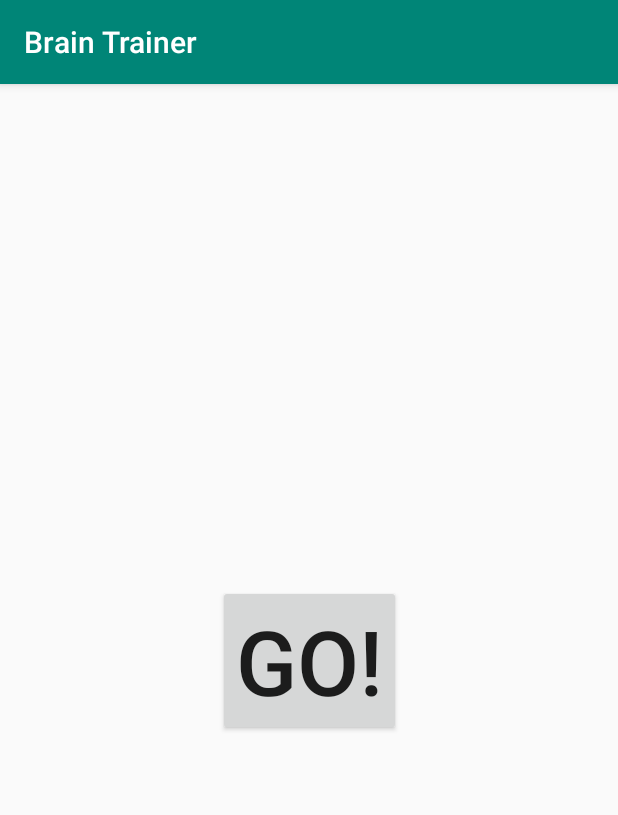
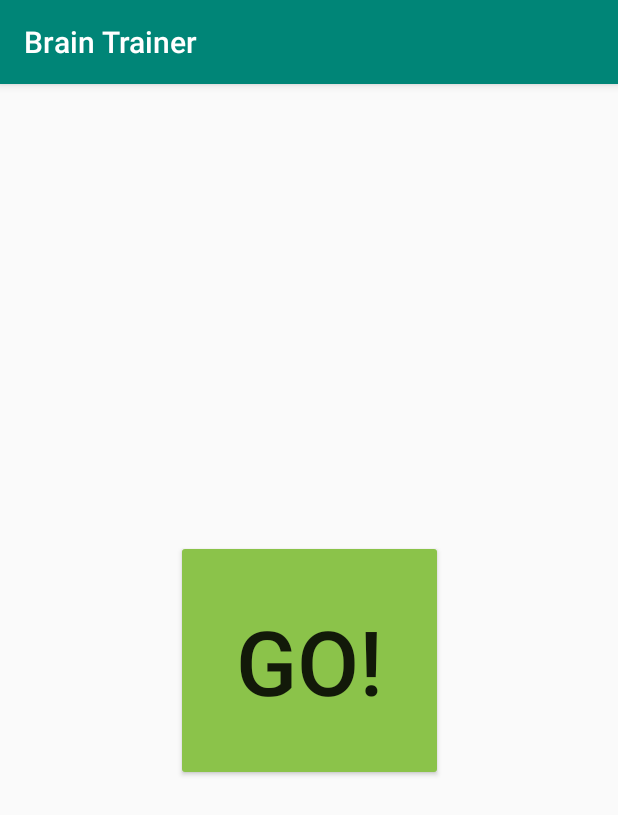
Before and after one commit to offlineprogrammer/BrainTrainer, an Android app: the screen it shows after launch (MainActivity), after a tap on "GO!", on a phone screen of 412 x 824 dp. Shown: the top 815 px of the screen. Run offline under Robolectric (Android 15) with nearby library versions, the phone set to English and light mode, and no system bars.

```diff
--- a/app/src/main/java/com/offlineprogrammer/braintrainer/MainActivity.java
+++ b/app/src/main/java/com/offlineprogrammer/braintrainer/MainActivity.java
@@ -3,6 +3,9 @@ package com.offlineprogrammer.braintrainer;
 import androidx.appcompat.app.AppCompatActivity;
 
 import android.os.Bundle;
+import android.util.Log;
+import android.view.View;
+import android.widget.Button;
 
 public class MainActivity extends AppCompatActivity {
 
@@ -11,4 +14,10 @@ public class MainActivity extends AppCompatActivity {
         super.onCreate(savedInstanceState);
         setContentView(R.layout.activity_main);
     }
+
+    public void start(View view){
+        Log.i("goButton Clicked","Hide");
+        Button goButton = findViewById(R.id.goButton);
+        goButton.setVisibility(View.VISIBLE);
+    }
 }
--- a/app/src/main/res/layout/activity_main.xml
+++ b/app/src/main/res/layout/activity_main.xml
@@ -7,10 +7,12 @@
     tools:context=".MainActivity">
 
     <Button
-        android:id="@+id/button"
+        android:id="@+id/goButton"
         android:layout_width="wrap_content"
         android:layout_height="wrap_content"
+        android:backgroundTint="#8BC34A"
         android:onClick="start"
+        android:padding="40dp"
         android:text="GO!"
         android:textSize="60sp"
         app:layout_constraintBottom_toBottomOf="parent"
```
